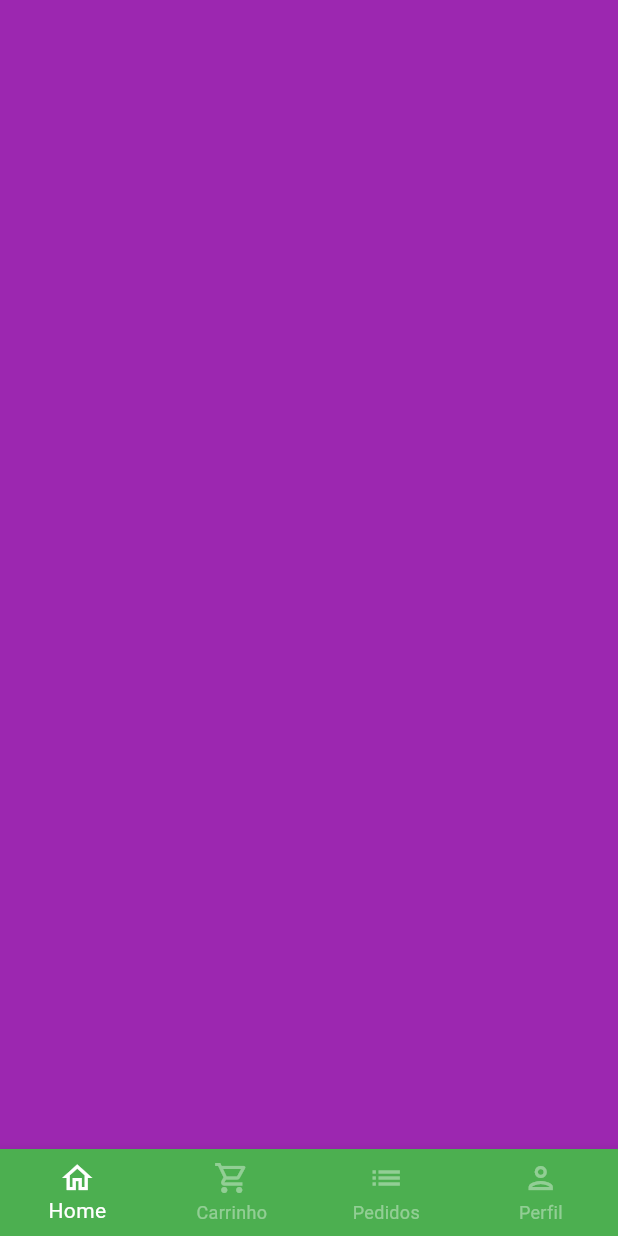
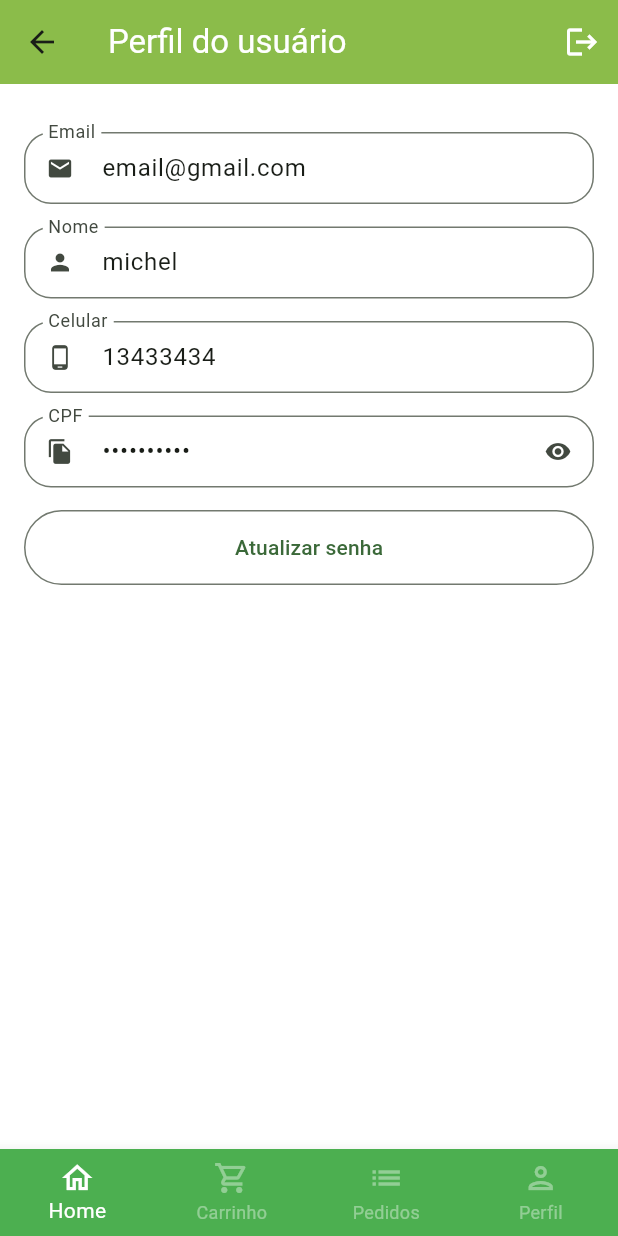
Before and after one commit to michelgm/GreenGrocer, a Flutter app: the BaseScreen screen opened directly, swiped to page 4, on a phone screen of 412 x 824 dp. Run offline on Flutter 3.47's test engine with Material 2 defaults, Android fonts, the phone set to English and light mode, and no system bars; our stand-ins replace animated_text_kit, mask_text_input_formatter.

Commit message:
User Screen

```diff
--- a/lib/src/config/app_data.dart
+++ b/lib/src/config/app_data.dart
@@ -1,6 +1,7 @@
 import 'package:greengrocer/src/models/item_model.dart';
 
 import '../models/cart_item_model.dart';
+import '../models/user_model.dart';
 
 ItemModel apple = ItemModel(
   description:
@@ -88,3 +89,11 @@ List<CartItemModel> cartItems = [
     quantity: 3,
   ),
 ];
+
+UserModel user = UserModel(
+  name: 'michel',
+  email: 'email@gmail.com',
+  phone: '13433434',
+  cpf: '3432423434',
+  password: 'vfdvmkfodmvi',
+);
--- /dev/null
+++ b/lib/src/models/user_model.dart
@@ -0,0 +1,15 @@
+class UserModel {
+  String name;
+  String email;
+  String phone;
+  String cpf;
+  String password;
+
+  UserModel({
+    required this.name,
+    required this.email,
+    required this.phone,
+    required this.cpf,
+    required this.password,
+  });
+}
--- a/lib/src/pages/auth/sign_in_screen.dart
+++ b/lib/src/pages/auth/sign_in_screen.dart
@@ -4,7 +4,7 @@ import 'package:greengrocer/src/pages/base/base_screen.dart';
 import 'package:greengrocer/src/config/custom_colors.dart';
 import 'package:greengrocer/src/pages/auth/sign_up_screen.dart';
 
-import 'components/custom_text_field.dart';
+import '../common_widgets/custom_text_field.dart';
 
 class SignInScreen extends StatelessWidget {
   const SignInScreen({super.key});
--- a/lib/src/pages/auth/sign_up_screen.dart
+++ b/lib/src/pages/auth/sign_up_screen.dart
@@ -1,5 +1,5 @@
 import 'package:flutter/material.dart';
-import 'package:greengrocer/src/pages/auth/components/custom_text_field.dart';
+import 'package:greengrocer/src/pages/common_widgets/custom_text_field.dart';
 import 'package:greengrocer/src/config/custom_colors.dart';
 import 'package:mask_text_input_formatter/mask_text_input_formatter.dart';
 
--- a/lib/src/pages/base/base_screen.dart
+++ b/lib/src/pages/base/base_screen.dart
@@ -1,6 +1,7 @@
 import 'package:flutter/material.dart';
 import 'package:greengrocer/src/pages/cart/cart_tab.dart';
 import 'package:greengrocer/src/pages/home/home_tab.dart';
+import 'package:greengrocer/src/pages/profile/profile_tab.dart';
 
 class BaseScreen extends StatefulWidget {
   const BaseScreen({super.key});
@@ -21,9 +22,9 @@ class _BaseScreenState extends State<BaseScreen> {
         controller: pageController,
         children: [
           const HomeTab(),
-          CartTab(),
+          const CartTab(),
           Container(color: Colors.blue),
-          Container(color: Colors.purple),
+          const ProfileTab(),
         ],
       ),
       bottomNavigationBar: BottomNavigationBar(
--- a/lib/src/pages/auth/components/custom_text_field.dart
+++ b/lib/src/pages/common_widgets/custom_text_field.dart
@@ -6,6 +6,8 @@ class CustomTextFild extends StatefulWidget {
   final String label;
   final bool isSecret;
   final List<TextInputFormatter>? inputFormatters;
+  final String? initialValue;
+  final bool readOnly;
 
   const CustomTextFild({
     super.key,
@@ -13,6 +15,8 @@ class CustomTextFild extends StatefulWidget {
     required this.label,
     this.isSecret = false,
     this.inputFormatters,
+    this.initialValue,
+    this.readOnly = false,
   });
 
   @override
@@ -34,6 +38,8 @@ class _CustomTextFildState extends State<CustomTextFild> {
     return Padding(
       padding: const EdgeInsets.only(bottom: 15),
       child: TextFormField(
+        readOnly: widget.readOnly,
+        initialValue: widget.initialValue,
         inputFormatters: widget.inputFormatters,
         obscureText: isObscure,
         decoration: InputDecoration(
--- /dev/null
+++ b/lib/src/pages/profile/profile_tab.dart
@@ -0,0 +1,170 @@
+import 'package:flutter/material.dart';
+import 'package:greengrocer/src/config/custom_colors.dart';
+import 'package:greengrocer/src/pages/common_widgets/custom_text_field.dart';
+import 'package:greengrocer/src/config/app_data.dart' as appData;
+
+class ProfileTab extends StatefulWidget {
+  const ProfileTab({super.key});
+
+  @override
+  State<ProfileTab> createState() => _ProfileTabState();
+}
+
+class _ProfileTabState extends State<ProfileTab> {
+  @override
+  Widget build(BuildContext context) {
+    return Scaffold(
+      appBar: AppBar(
+        backgroundColor: CustomColors.customSwatchColor,
+        title: const Text(
+          'Perfil do usuário',
+          style: TextStyle(
+            color: Colors.white,
+          ),
+        ),
+        actions: [
+          IconButton(
+            onPressed: () {},
+            icon: const Icon(
+              Icons.logout,
+              color: Colors.white,
+            ),
+          ),
+        ],
+      ),
+      body: ListView(
+        physics: const BouncingScrollPhysics(),
+        padding: const EdgeInsets.fromLTRB(16, 32, 16, 16),
+        children: [
+          // Email
+          CustomTextFild(
+            icon: Icons.email,
+            label: 'Email',
+            initialValue: appData.user.email,
+            readOnly: true,
+          ),
+
+          // Nome
+          CustomTextFild(
+            icon: Icons.person,
+            label: 'Nome',
+            initialValue: appData.user.name,
+            readOnly: true,
+          ),
+
+          // Celular
+          CustomTextFild(
+            icon: Icons.phone_android,
+            label: 'Celular',
+            initialValue: appData.user.phone,
+            readOnly: true,
+          ),
+
+          // Cpf
+          CustomTextFild(
+            icon: Icons.file_copy,
+            label: 'CPF',
+            isSecret: true,
+            initialValue: appData.user.cpf,
+            readOnly: true,
+          ),
+
+          // Botão para atualizar a senha
+          SizedBox(
+            height: 50,
+            child: OutlinedButton(
+              onPressed: () {
+                updatePassword();
+              },
+              child: const Text(
+                'Atualizar senha',
+              ),
+            ),
+          )
+        ],
+      ),
+    );
+  }
+
+  Future<bool?> updatePassword() {
+    return showDialog(
+      context: context,
+      builder: (context) {
+        return Dialog(
+          child: Stack(
+            children: [
+              Padding(
+                padding: const EdgeInsets.all(16),
+                child: Column(
+                  mainAxisSize: MainAxisSize.min,
+                  crossAxisAlignment: CrossAxisAlignment.stretch,
+                  children: [
+                    // Titulo
+                    const Padding(
+                      padding: EdgeInsets.symmetric(vertical: 12),
+                      child: Text(
+                        'Atualização de senha',
+                        textAlign: TextAlign.center,
+                        style: TextStyle(
+                          fontSize: 18,
+                          fontWeight: FontWeight.bold,
+                        ),
+                      ),
+                    ),
+
+                    // Senha
+                    const CustomTextFild(
+                      icon: Icons.lock,
+                      label: 'Senha atual',
+                      isSecret: true,
+                    ),
+
+                    // Nova senha
+                    const CustomTextFild(
+                      icon: Icons.lock_outline,
+                      label: 'Nova senha',
+                      isSecret: true,
+                    ),
+
+                    // Confirmação nova senha
+                    const CustomTextFild(
+                      icon: Icons.lock_outline,
+                      label: 'Confirmar nova senha',
+                      isSecret: true,
+                    ),
+
+                    // Botão de confirmação
+                    SizedBox(
+                      height: 45,
+                      child: ElevatedButton(
+                        style: ElevatedButton.styleFrom(
+                            backgroundColor: CustomColors.customSwatchColor),
+                        onPressed: () {},
+                        child: const Text(
+                          'Atualizar',
+                          style: TextStyle(
+                            color: Colors.white,
+                          ),
+                        ),
+                      ),
+                    ),
+                  ],
+                ),
+              ),
+              Positioned(
+                top: 5,
+                right: 5,
+                child: IconButton(
+                  onPressed: () {
+                    Navigator.of(context).pop();
+                  },
+                  icon: const Icon(Icons.close),
+                ),
+              ),
+            ],
+          ),
+        );
+      },
+    );
+  }
+}
```
Also changed, not shown: lib/src/pages/cart/cart_tab.dart (+7 -1 lines).
